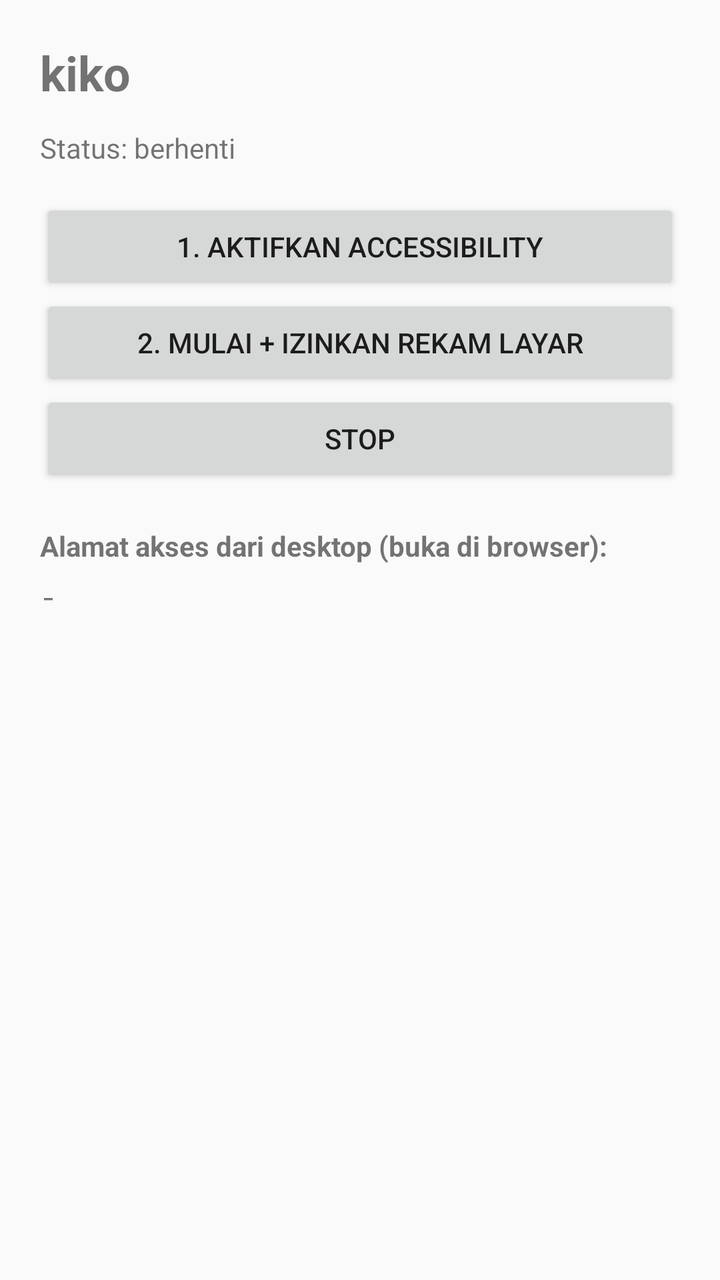
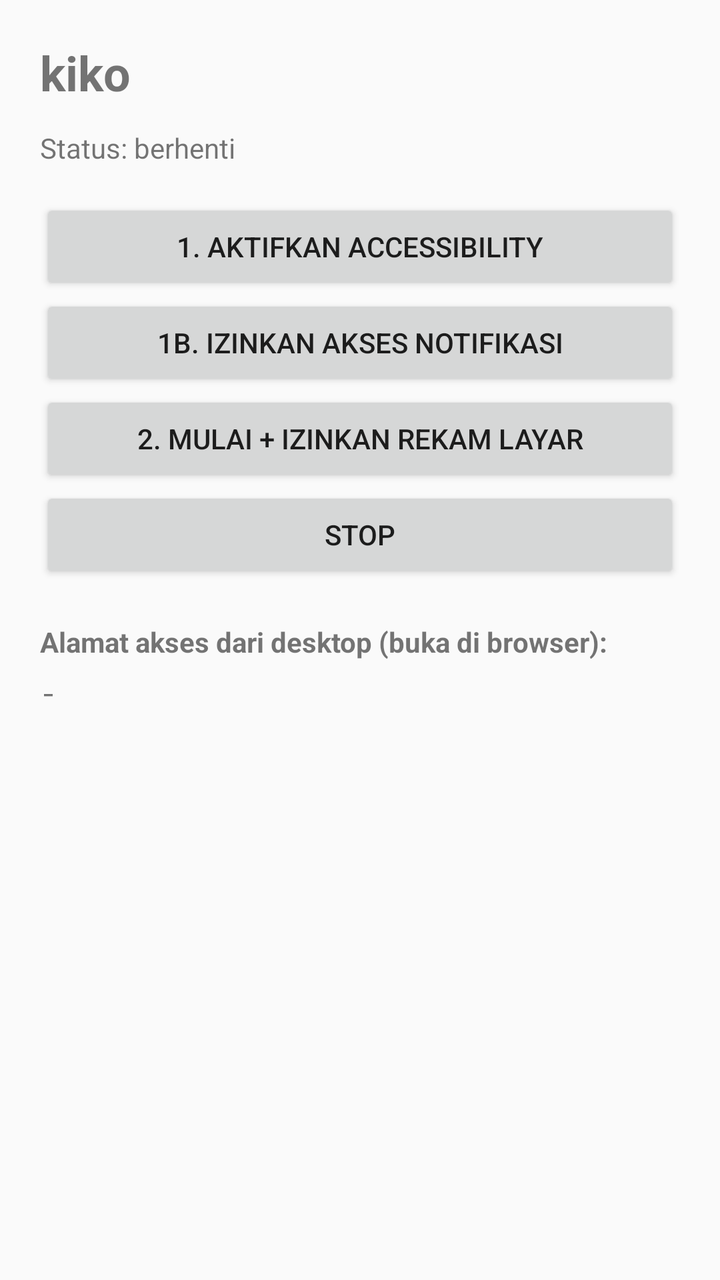

Before-and-after screenshots of an Android layout around one commit, followed by the original layout XML and the change that was made.
<!-- AndroidManifest.xml: application theme Theme.AppCompat.DayNight -->
<!-- res/layout/activity_main.xml -->
<?xml version="1.0" encoding="utf-8"?>
<ScrollView xmlns:android="http://schemas.android.com/apk/res/android"
    android:layout_width="match_parent"
    android:layout_height="match_parent">

    <LinearLayout
        android:layout_width="match_parent"
        android:layout_height="wrap_content"
        android:orientation="vertical"
        android:padding="20dp">

        <TextView
            android:layout_width="match_parent"
            android:layout_height="wrap_content"
            android:text="kiko"
            android:textSize="24sp"
            android:textStyle="bold"
            android:paddingBottom="12dp" />

        <TextView
            android:id="@+id/status"
            android:layout_width="match_parent"
            android:layout_height="wrap_content"
            android:text="Status: berhenti"
            android:paddingBottom="16dp" />

        <Button
            android:id="@+id/btnAccessibility"
            android:layout_width="match_parent"
            android:layout_height="wrap_content"
            android:text="1. Aktifkan Accessibility" />

        <Button
            android:id="@+id/btnStart"
            android:layout_width="match_parent"
            android:layout_height="wrap_content"
            android:text="2. Mulai + Izinkan Rekam Layar" />

        <Button
            android:id="@+id/btnStop"
            android:layout_width="match_parent"
            android:layout_height="wrap_content"
            android:text="Stop" />

        <TextView
            android:layout_width="match_parent"
            android:layout_height="wrap_content"
            android:text="Alamat akses dari desktop (buka di browser):"
            android:paddingTop="20dp"
            android:textStyle="bold" />

        <TextView
            android:id="@+id/addr"
            android:layout_width="match_parent"
            android:layout_height="wrap_content"
            android:text="-"
            android:textIsSelectable="true"
            android:paddingTop="6dp"
            android:fontFamily="monospace" />
    </LinearLayout>
</ScrollView>
<!-- resources referenced by this layout -->
<resources>

</resources>

<!-- the commit's change to res/layout/activity_main.xml (unified diff, before → after) -->
@@ -31,6 +31,12 @@
             android:text="1. Aktifkan Accessibility" />
 
         <Button
+            android:id="@+id/btnNotif"
+            android:layout_width="match_parent"
+            android:layout_height="wrap_content"
+            android:text="1b. Izinkan Akses Notifikasi" />
+
+        <Button
             android:id="@+id/btnStart"
             android:layout_width="match_parent"
             android:layout_height="wrap_content"
